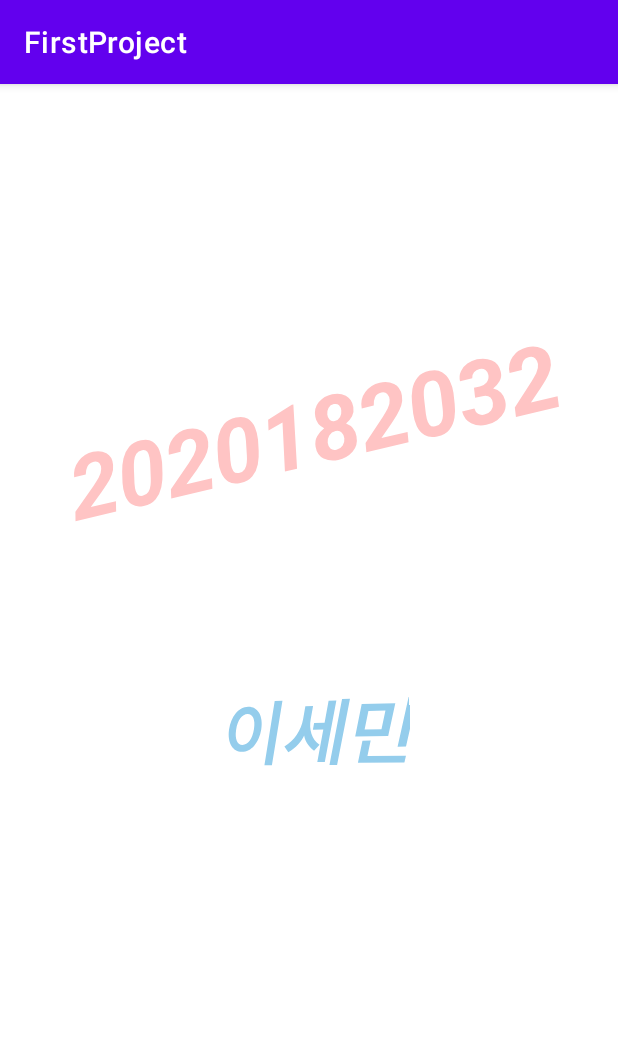
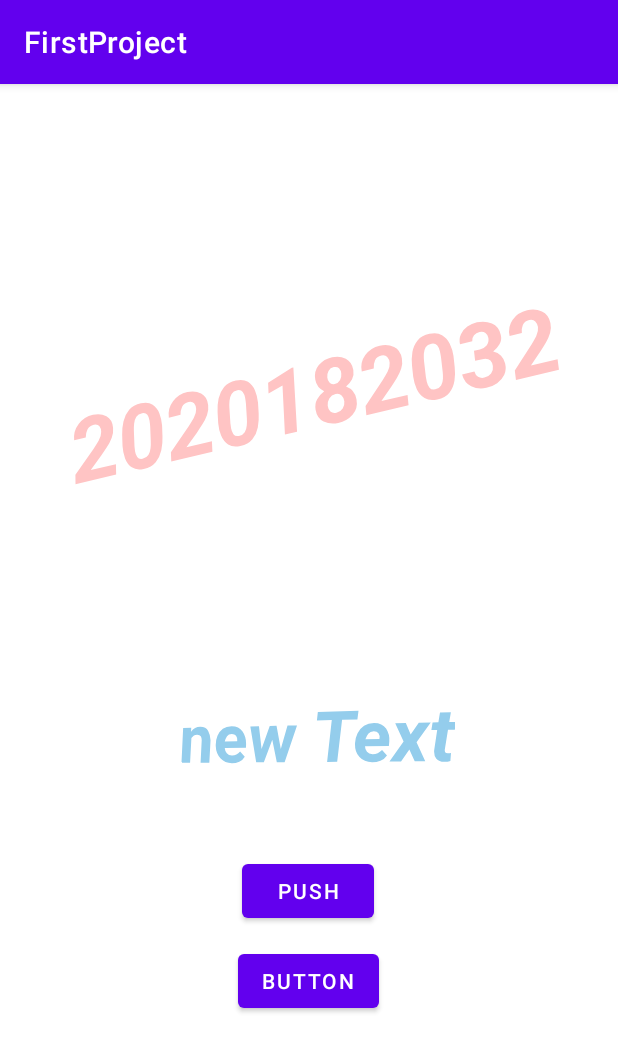
Before and after one commit to semin1012/AndroidGameProgramming, an Android app: the screen it shows after launch (MainActivity), on a phone screen of 412 x 824 dp. Shown: the top 1052 px of the screen. Run offline under Robolectric (Android 15) with nearby library versions, the light colour scheme and no system bars.

Commit message:
update lecture 2-1

```diff
--- a/Study/01/FirstProject/app/src/main/java/com/tukorea2020182032/firstproject/MainActivity.java
+++ b/Study/01/FirstProject/app/src/main/java/com/tukorea2020182032/firstproject/MainActivity.java
@@ -2,16 +2,37 @@ package com.tukorea2020182032.firstproject;
 
 import androidx.appcompat.app.AppCompatActivity;
 
+import android.annotation.SuppressLint;
 import android.os.Bundle;
+import android.view.View;
+import android.widget.Button;
+import android.widget.TextView;
 
 public class MainActivity extends AppCompatActivity {
 
+
     // AppCompatActivity 의 onCreate를 재정의(Override)한다.
+    @SuppressLint("MissingInflatedId")
     @Override
     protected void onCreate(Bundle savedInstanceState) {
         super.onCreate(savedInstanceState);
         setContentView(R.layout.activity_main); // R = Resource, activity_main 은 xml 나타내는 정수
         // 윗줄이 없다면 부모를 재정의 하지 않은 것과 똑같음.
         // 원래 부모가 하던 일도 하고, 추가로 자신이 할 일을 쓰고 있음.
+
+
+        TextView tv = findViewById(R.id.textView2);
+        tv.setText("new Text");
+
+    }
+    public void onClickPush(View view) {
+        // 클릭이 되거든 () 에게 알려라. - this: 나
+        TextView tv = findViewById(R.id.PushMeButton);
+        tv.setText("PushMe");
+    }
+
+    public void onClickAnother(View view) {
+        TextView tv = findViewById(R.id.anotherButton);
+        tv.setText("Another");
     }
 }
--- a/Study/01/FirstProject/app/src/main/res/layout/activity_main.xml
+++ b/Study/01/FirstProject/app/src/main/res/layout/activity_main.xml
@@ -5,6 +5,7 @@
     android:layout_width="match_parent"
     android:layout_height="match_parent"
     tools:context=".MainActivity">
+
 
     <TextView
         android:layout_width="wrap_content"
@@ -16,11 +17,11 @@
         android:textColor="#FFC4C4"
         android:textSize="60sp"
         android:textStyle="bold|italic"
-        app:layout_constraintBottom_toBottomOf="parent"
+        app:layout_constraintBottom_toTopOf="@+id/textView2"
         app:layout_constraintEnd_toEndOf="parent"
         app:layout_constraintStart_toStartOf="parent"
         app:layout_constraintTop_toTopOf="parent"
-        app:layout_constraintVertical_bias="0.276" />
+        app:layout_constraintVertical_bias="0.516" />
 
     <TextView
         android:id="@+id/textView2"
@@ -37,6 +38,31 @@
         app:layout_constraintEnd_toEndOf="parent"
         app:layout_constraintStart_toStartOf="parent"
         app:layout_constraintTop_toTopOf="parent"
-        app:layout_constraintVertical_bias="0.568" />
+        app:layout_constraintVertical_bias="0.571" />
+
+    <Button
+        android:id="@+id/PushMeButton"
+        android:onClick="onClickPush"
+        android:layout_width="wrap_content"
+        android:layout_height="wrap_content"
+        android:layout_marginTop="48dp"
+        android:text="PUSH"
+        app:layout_constraintEnd_toEndOf="parent"
+        app:layout_constraintHorizontal_bias="0.498"
+        app:layout_constraintStart_toStartOf="parent"
+        app:layout_constraintTop_toBottomOf="@+id/textView2"
+        tools:ignore="MissingConstraints" />
+
+    <Button
+        android:id="@+id/anotherButton"
+        android:onClick="onClickAnother"
+        android:layout_width="wrap_content"
+        android:layout_height="wrap_content"
+        android:layout_marginTop="12dp"
+        android:text="Button"
+        app:layout_constraintEnd_toEndOf="parent"
+        app:layout_constraintHorizontal_bias="0.498"
+        app:layout_constraintStart_toStartOf="parent"
+        app:layout_constraintTop_toBottomOf="@+id/PushMeButton" />
 
 </androidx.constraintlayout.widget.ConstraintLayout>
```
